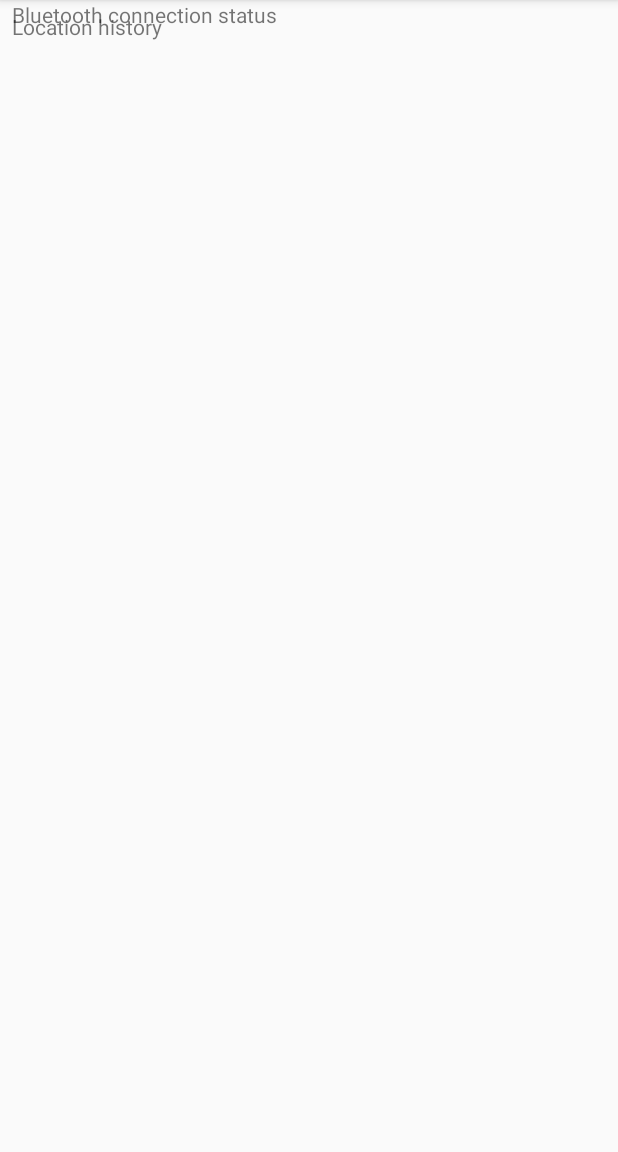
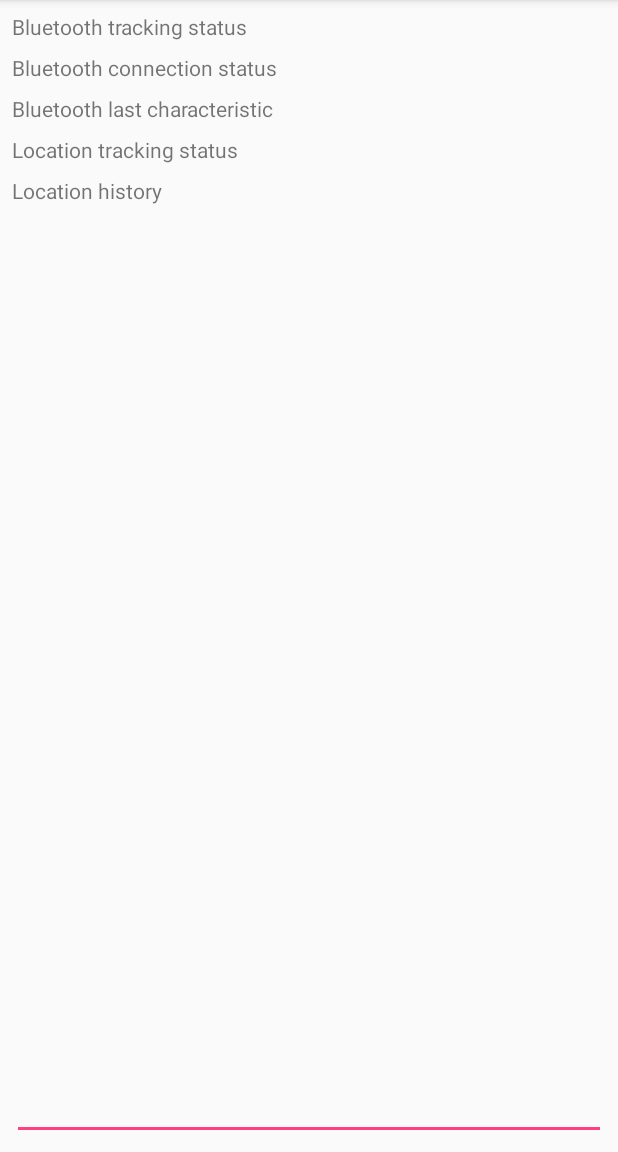
Before and after one commit to stofanakmartin/ForkMonitor, an Android app: the screen it shows after launch (MainActivity1), on a phone screen of 412 x 824 dp, the part 84-1236 px from its top. Run offline under Robolectric (Android 15) with nearby library versions, the phone set to English and light mode, and no system bars; our stand-ins replace ButterKnife, EventBus, Timber.

Commit message:
Bluetooth tracking handling and basic UI info

```diff
--- a/app/src/main/java/com/example/vmec/forkmonitor/activity/MainActivity1.java
+++ b/app/src/main/java/com/example/vmec/forkmonitor/activity/MainActivity1.java
@@ -5,6 +5,7 @@
 import android.content.Context;
 import android.content.DialogInterface;
 import android.content.Intent;
+import android.content.SharedPreferences;
 import android.content.pm.PackageManager;
 import android.net.Uri;
 import android.os.Build;
@@ -20,8 +21,13 @@
 import android.widget.EditText;
 import android.widget.TextView;
 
+import com.example.vmec.forkmonitor.Constants;
 import com.example.vmec.forkmonitor.R;
+import com.example.vmec.forkmonitor.event.GattCharacteristicReadEvent;
 import com.example.vmec.forkmonitor.event.LocationPublishEvent;
+import com.example.vmec.forkmonitor.event.TrackingDataChangeEvent;
+import com.example.vmec.forkmonitor.preference.BooleanPreference;
+import com.example.vmec.forkmonitor.preference.StringPreference;
 import com.example.vmec.forkmonitor.service.TrackingService;
 import com.example.vmec.forkmonitor.utils.DeviceUtils;
 import com.example.vmec.forkmonitor.utils.PermissionUtils;
@@ -52,15 +58,26 @@
     private static final int ALL_PERMISSION_REQUEST_CODE = 100;
 
     private String mLocationHistoryLog;
+    private BooleanPreference mIsBluetoothTrackingEnabled;
+    private BooleanPreference mIsLocationTrackingEnabled;
+    private StringPreference mLastCharacteristicPreference;
 
+    @BindView(R.id.txt_bluetooth_tracking_status) TextView mBluetoothTrackingStatusView;
+    @BindView(R.id.txt_location_tracking_status) TextView mLocationTrackingStatusView;
+    @BindView(R.id.txt_bluetooth_connection_status) TextView mBluetoothConnectionStatus;
+    @BindView(R.id.txt_bluetooth_last_characteristic_msg) TextView mBluetoothLastCharacteristicMsgView;
     @BindView(R.id.txt_location_history) EditText mLocationHistoryView;
-    @BindView(R.id.txt_bluetooth_connection_status) TextView mBluetoothConnectionStatus;
 
     @Override protected void onCreate(@Nullable Bundle savedInstanceState) {
         super.onCreate(savedInstanceState);
         setContentView(R.layout.activity_main_1);
         ButterKnife.bind(this);
         mLocationHistoryView.setKeyListener(null);
+
+        final SharedPreferences sp = getSharedPreferences(Constants.PREFERENCES_FILE_NAME, MODE_PRIVATE);
+        mIsBluetoothTrackingEnabled = new BooleanPreference(sp, Constants.PREFERENCE_IS_BLUETOOTH_TRACKING_ENABLED, false);
+        mIsLocationTrackingEnabled = new BooleanPreference(sp, Constants.PREFERENCE_IS_LOCATION_TRACKING_ENABLED, false);
+        mLastCharacteristicPreference = new StringPreference(sp, Constants.PREFERENCE_LAST_CHARACTERISTIC_MSG, StringUtils.EMPTY_STRING);
 
         checkPermissions();
 
@@ -172,4 +189,17 @@
 
         mLocationHistoryView.setText(mLocationHistoryLog);
     }
+
+    @Subscribe(threadMode = ThreadMode.MAIN)
+    public void onMessageEvent(TrackingDataChangeEvent event) {
+        mBluetoothTrackingStatusView.setText(mIsBluetoothTrackingEnabled.get() ? "Enabled" : "Disabled");
+        mLocationTrackingStatusView.setText(mIsLocationTrackingEnabled.get() ? "Enabled" : "Disabled");
+        final String lastCharacteristicMsg = mLastCharacteristicPreference.get().trim();
+
+        if(TextUtils.isEmpty(lastCharacteristicMsg)) {
+            mBluetoothLastCharacteristicMsgView.setText("Empty string");
+        } else {
+            mBluetoothLastCharacteristicMsgView.setText(lastCharacteristicMsg);
+        }
+    }
 }
--- /dev/null
+++ b/app/src/main/java/com/example/vmec/forkmonitor/preference/BooleanPreference.java
@@ -0,0 +1,45 @@
+package com.example.vmec.forkmonitor.preference;
+
+import android.content.SharedPreferences;
+
+/**
+ * Created by Stofanak on 26/08/2018.
+ */
+public class BooleanPreference {
+    private final SharedPreferences preferences;
+    private final String key;
+    private final boolean defaultValue;
+
+    public BooleanPreference(SharedPreferences preferences, String key) {
+        this(preferences, key, false);
+    }
+
+    public BooleanPreference(SharedPreferences preferences, String key, boolean defaultValue) {
+        this.preferences = preferences;
+        this.key = key;
+        this.defaultValue = defaultValue;
+    }
+
+    public boolean get() {
+        boolean result;
+        try {
+            result = preferences.getBoolean(key, defaultValue);
+        } catch (ClassCastException e) {
+            result = defaultValue;
+            delete();
+        }
+        return result;
+    }
+
+    public boolean isSet() {
+        return preferences.contains(key);
+    }
+
+    public void set(boolean value) {
+        preferences.edit().putBoolean(key, value).apply();
+    }
+
+    public void delete() {
+        preferences.edit().remove(key).apply();
+    }
+}
--- /dev/null
+++ b/app/src/main/java/com/example/vmec/forkmonitor/preference/StringPreference.java
@@ -0,0 +1,46 @@
+package com.example.vmec.forkmonitor.preference;
+
+import android.content.SharedPreferences;
+
+/**
+ * Created by Stofanak on 26/08/2018.
+ */
+public class StringPreference {
+    private final SharedPreferences preferences;
+    private final String key;
+    private final String defaultValue;
+
+    public StringPreference(SharedPreferences preferences, String key) {
+        this(preferences, key, null);
+    }
+
+    public StringPreference(SharedPreferences preferences, String key, String defaultValue) {
+        this.preferences = preferences;
+        this.key = key;
+        this.defaultValue = defaultValue;
+    }
+
+    public String get() {
+        String result;
+        try {
+            result = preferences.getString(key, defaultValue);
+        } catch (ClassCastException e) {
+            result = defaultValue;
+            delete();
+        }
+        return result;
+
+    }
+
+    public boolean isSet() {
+        return preferences.contains(key);
+    }
+
+    public void set(String value) {
+        preferences.edit().putString(key, value).apply();
+    }
+
+    public void delete() {
+        preferences.edit().remove(key).apply();
+    }
+}
--- a/app/src/main/res/layout/activity_main_1.xml
+++ b/app/src/main/res/layout/activity_main_1.xml
@@ -17,8 +17,9 @@
         android:inputType="textMultiLine"
         android:textAlignment="textStart"
         android:textAppearance="@style/TextAppearance.AppCompat.Caption"
-        app:layout_constraintBottom_toTopOf="@+id/txt_label_bluetooth_connection_status"
+        app:layout_constraintBottom_toBottomOf="parent"
         app:layout_constraintEnd_toEndOf="parent"
+        app:layout_constraintHorizontal_bias="0.0"
         app:layout_constraintStart_toStartOf="parent"
         app:layout_constraintTop_toBottomOf="@+id/txt_label_location_history"
         />
@@ -31,7 +32,7 @@
         android:layout_marginTop="8dp"
         android:text="Location history"
         app:layout_constraintStart_toStartOf="parent"
-        app:layout_constraintTop_toTopOf="parent"
+        app:layout_constraintTop_toBottomOf="@+id/textView"
         />
 
     <TextView
@@ -39,19 +40,82 @@
         android:layout_width="wrap_content"
         android:layout_height="wrap_content"
         android:layout_marginStart="8dp"
+        android:layout_marginTop="8dp"
         android:text="Bluetooth connection status"
         app:layout_constraintStart_toStartOf="parent"
-        tools:layout_editor_absoluteY="379dp"
+        app:layout_constraintTop_toBottomOf="@+id/textView2"
         />
 
     <TextView
         android:id="@+id/txt_bluetooth_connection_status"
-        android:layout_width="0dp"
+        android:layout_width="150dp"
         android:layout_height="wrap_content"
         android:layout_marginEnd="8dp"
+        android:layout_marginTop="8dp"
+        app:layout_constraintEnd_toEndOf="parent"
+        app:layout_constraintTop_toBottomOf="@+id/txt_bluetooth_tracking_status"
+        />
+
+    <TextView
+        android:id="@+id/textView"
+        android:layout_width="wrap_content"
+        android:layout_height="wrap_content"
         android:layout_marginStart="8dp"
+        android:layout_marginTop="8dp"
+        android:text="Location tracking status"
+        app:layout_constraintStart_toStartOf="parent"
+        app:layout_constraintTop_toBottomOf="@+id/textView5"
+        />
+
+    <TextView
+        android:id="@+id/textView5"
+        android:layout_width="wrap_content"
+        android:layout_height="wrap_content"
+        android:layout_marginStart="8dp"
+        android:layout_marginTop="8dp"
+        android:text="Bluetooth last characteristic"
+        app:layout_constraintStart_toStartOf="parent"
+        app:layout_constraintTop_toBottomOf="@+id/txt_label_bluetooth_connection_status"
+        />
+
+    <TextView
+        android:id="@+id/textView2"
+        android:layout_width="wrap_content"
+        android:layout_height="wrap_content"
+        android:layout_marginStart="8dp"
+        android:layout_marginTop="8dp"
+        android:text="Bluetooth tracking status"
+        app:layout_constraintStart_toStartOf="parent"
+        app:layout_constraintTop_toTopOf="parent"
+        />
+
+    <TextView
+        android:id="@+id/txt_bluetooth_last_characteristic_msg"
+        android:layout_width="150dp"
+        android:layout_height="wrap_content"
+        android:layout_marginEnd="8dp"
+        android:layout_marginTop="8dp"
         app:layout_constraintEnd_toEndOf="parent"
-        app:layout_constraintStart_toEndOf="@+id/txt_label_bluetooth_connection_status"
-        tools:layout_editor_absoluteY="379dp"
+        app:layout_constraintTop_toBottomOf="@+id/txt_bluetooth_connection_status"
+        />
+
+    <TextView
+        android:id="@+id/txt_bluetooth_tracking_status"
+        android:layout_width="150dp"
+        android:layout_height="wrap_content"
+        android:layout_marginEnd="8dp"
+        android:layout_marginTop="8dp"
+        app:layout_constraintEnd_toEndOf="parent"
+        app:layout_constraintTop_toTopOf="parent"
+        />
+
+    <TextView
+        android:id="@+id/txt_location_tracking_status"
+        android:layout_width="150dp"
+        android:layout_height="wrap_content"
+        android:layout_marginEnd="8dp"
+        android:layout_marginTop="8dp"
+        app:layout_constraintEnd_toEndOf="parent"
+        app:layout_constraintTop_toBottomOf="@+id/txt_bluetooth_last_characteristic_msg"
         />
 </android.support.constraint.ConstraintLayout>
```
Also changed, not shown: app/src/main/java/com/example/vmec/forkmonitor/Constants.java (+9 -1 lines), app/src/main/java/com/example/vmec/forkmonitor/ForkMonitorApp.java (+17 -0 lines), app/src/main/java/com/example/vmec/forkmonitor/ForkMonitorTrackingManager.java (+50 -29 lines), app/src/main/java/com/example/vmec/forkmonitor/event/GattConnectionDestroyedEvent.java (added, +7 -0 lines), app/src/main/java/com/example/vmec/forkmonitor/event/TrackingDataChangeEvent.java (added, +7 -0 lines), app/src/main/java/com/example/vmec/forkmonitor/helper/BluetoothHelper.java (+85 -28 lines).
